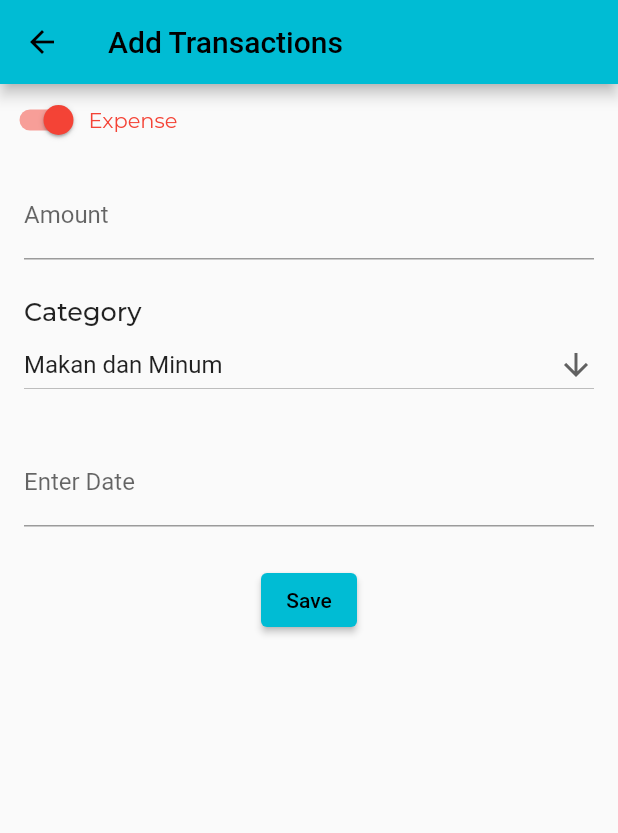
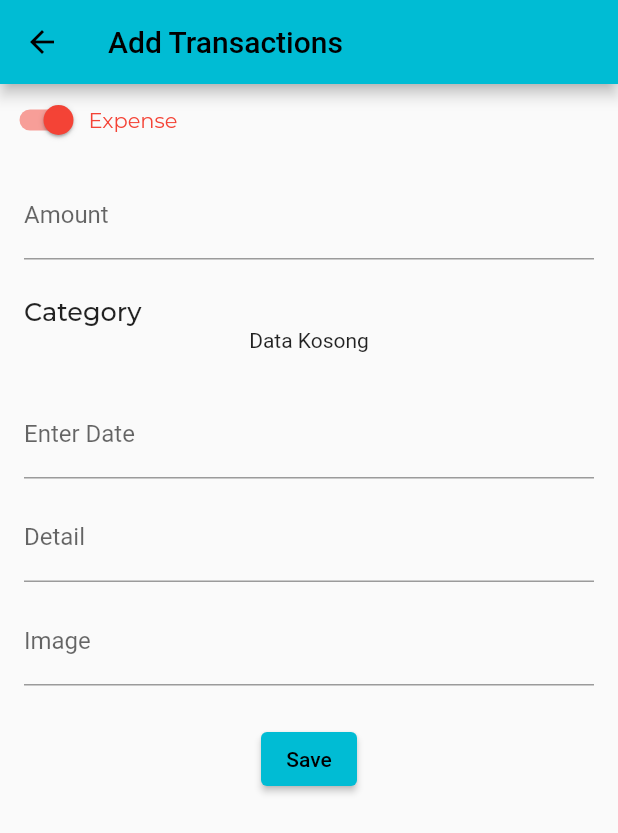
Before and after one commit to SabRyan-Holmes/sisa-saku, a Flutter app: the TransactionsPage screen opened directly, after a tap on "Save", on a phone screen of 412 x 824 dp. Shown: the top 833 px of the screen. Run offline on Flutter 3.47's test engine with Material 2 defaults, Android fonts, the phone set to English and light mode, and no system bars; our stand-ins replace drift, google_fonts; missing offline and left inert: calendar_appbar; accounts and stored records are empty; generated files the repository leaves out were written again.

Commit message:
Insert Transaction, not with image yet

```diff
--- a/lib/pages/transaction_page.dart
+++ b/lib/pages/transaction_page.dart
@@ -1,6 +1,7 @@
 import 'package:flutter/material.dart';
 import 'package:google_fonts/google_fonts.dart';
 import 'package:intl/intl.dart';
+import 'package:sisasaku/models/database.dart';
 
 class TransactionsPage extends StatefulWidget {
   const TransactionsPage({super.key});
@@ -10,10 +11,39 @@ class TransactionsPage extends StatefulWidget {
 }
 
 class _TransactionsPageState extends State<TransactionsPage> {
+  final AppDb database = AppDb();
   bool isExpense = true;
+  late int type;
   List<String> list = ["Makan dan Minum", "Fashion", "Transportasi", 'Hiburan'];
   late String dropdownValue = list.first;
+  TextEditingController amountController = TextEditingController();
   TextEditingController dateController = TextEditingController();
+  TextEditingController detailController = TextEditingController();
+  TextEditingController imageController = TextEditingController();
+  Category? selectedCategory;
+
+  Future insert(int amount, DateTime date, String detail, int categoryId,
+      String pathImage) async {
+    DateTime now = DateTime.now();
+    final row = await database.into(database.transactions).insertReturning(
+        TransactionsCompanion.insert(
+            name: detail,
+            path_image: pathImage,
+            category_id: categoryId,
+            transaction_date: date,
+            createdAt: now,
+            updatedAt: now));
+  }
+
+  // Get Category
+  Future<List<Category>> getAllCategory(int type) async {
+    return await database.getAllCategoryRepo(type);
+  }
+
+  void initState() {
+    type = 2;
+    super.initState();
+  }
 
   @override
   Widget build(BuildContext context) {
@@ -33,6 +63,8 @@ class _TransactionsPageState extends State<TransactionsPage> {
                   onChanged: (bool value) {
                     setState(() {
                       isExpense = value;
+                      type = (isExpense) ? 2 : 1;
+                      selectedCategory = null;
                     });
                   },
                   inactiveTrackColor: Colors.green[200],
@@ -51,6 +83,7 @@ class _TransactionsPageState extends State<TransactionsPage> {
             Padding(
               padding: const EdgeInsets.symmetric(horizontal: 16),
               child: TextFormField(
+                controller: amountController,
                 keyboardType: TextInputType.number,
                 decoration: InputDecoration(
                     border: UnderlineInputBorder(), labelText: "Amount"),
@@ -63,22 +96,53 @@ class _TransactionsPageState extends State<TransactionsPage> {
                   style: GoogleFonts.montserrat(
                       fontSize: 17, fontWeight: FontWeight.w500)),
             ),
-            Padding(
-              padding: const EdgeInsets.symmetric(horizontal: 16),
-              child: DropdownButton<String>(
-                  isExpanded: true,
-                  value: dropdownValue,
-                  icon: Icon(Icons.arrow_downward),
-                  items: list.map<DropdownMenuItem<String>>((String value) {
-                    return DropdownMenuItem<String>(
-                        value: value, child: Text(value));
-                  }).toList(),
-                  onChanged: (String? value) {}),
-            ),
+            FutureBuilder<List<Category>>(
+                future: getAllCategory(type),
+                builder: (context, snapshot) {
+                  if (snapshot.connectionState == ConnectionState.waiting) {
+                    return Center(
+                      child: CircularProgressIndicator(),
+                    );
+                  } else {
+                    if (snapshot.hasData) {
+                      if (snapshot.data!.length > 0) {
+                        print('Apanih : ' + snapshot.data!.toString());
+                        return Padding(
+                          padding: const EdgeInsets.symmetric(horizontal: 16),
+                          child: DropdownButton<Category>(
+                              value: (selectedCategory == null)
+                                  ? snapshot.data!.first
+                                  : selectedCategory,
+                              isExpanded: true,
+                              icon: Icon(Icons.arrow_downward),
+                              items: snapshot.data!.map((Category item) {
+                                return DropdownMenuItem<Category>(
+                                  value: item,
+                                  child: Text(item.name),
+                                );
+                              }).toList(),
+                              onChanged: (Category? value) {
+                                setState(() {
+                                  selectedCategory = value;
+                                });
+                              }),
+                        );
+                      } else {
+                        return Center(
+                          child: Text('Data Kosong'),
+                        );
+                      }
+                    } else {
+                      return Center(
+                        child: Text('Tidak ada data'),
+                      );
+                    }
+                  }
+                }),
             SizedBox(height: 25),
             Padding(
               padding: const EdgeInsets.symmetric(horizontal: 16),
-              child: TextField(
+              child: TextFormField(
                 controller: dateController,
                 decoration: InputDecoration(
                   labelText: "Enter Date",
@@ -99,8 +163,42 @@ class _TransactionsPageState extends State<TransactionsPage> {
                 },
               ),
             ),
+            SizedBox(height: 10),
+            Padding(
+              padding: const EdgeInsets.symmetric(horizontal: 16),
+              child: TextFormField(
+                controller: detailController,
+                keyboardType: TextInputType.number,
+                decoration: InputDecoration(
+                    border: UnderlineInputBorder(), labelText: "Detail"),
+              ),
+            ),
+            SizedBox(height: 10),
+            Padding(
+              padding: const EdgeInsets.symmetric(horizontal: 16),
+              child: TextFormField(
+                controller: imageController,
+                keyboardType: TextInputType.number,
+                decoration: InputDecoration(
+                    border: UnderlineInputBorder(), labelText: "Image"),
+              ),
+            ),
             SizedBox(height: 25),
-            Center(child: ElevatedButton(onPressed: () {}, child: Text('Save')))
+            Center(
+                child: ElevatedButton(
+                    onPressed: () {
+                      insert(
+                          int.parse(amountController.text),
+                          DateTime.parse(dateController.text),
+                          detailController.text,
+                          selectedCategory!.id,
+                          imageController.text);
+
+                      print('amount : ' + amountController.text);
+                      print('amount : ' + dateController.text);
+                      print('amount : ' + detailController.text);
+                    },
+                    child: Text('Save')))
           ],
         )),
       ),
```
